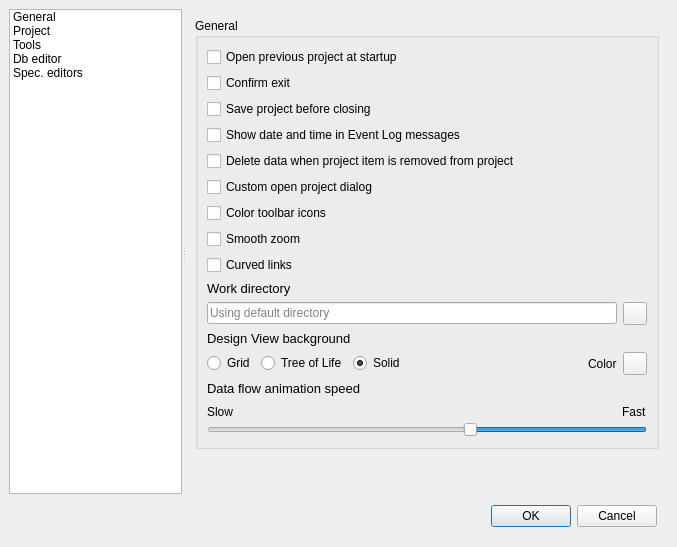
Old version of the form spinetoolbox/ui/settings.ui in the repository spine-tools/Spine-Toolbox.
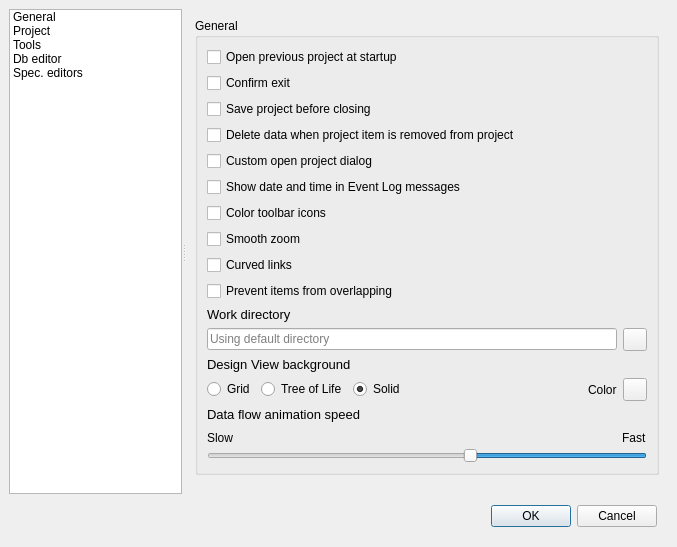
New version of the form. The open tabs and pages were chosen to show the change. Icons and pictures are not drawn. Custom widgets are drawn as their Qt base class.

Commit message: Add a settings to control the bumping behavior

Patch:
```diff
--- a/spinetoolbox/ui/settings.ui
+++ b/spinetoolbox/ui/settings.ui
@@ -243,61 +243,15 @@
            <property name="spacing">
             <number>6</number>
            </property>
-           <item row="5" column="0">
-            <widget class="QCheckBox" name="checkBox_custom_open_project_dialog">
-             <property name="toolTip">
-              <string>&lt;html&gt;&lt;head/&gt;&lt;body&gt;&lt;p&gt;Select the type of dialog used in File-&amp;gt;Open project...&lt;/p&gt;&lt;p&gt;Checking this box shows a custom dialog. Unchecking this box shows the OS provided 'select folder' dialog.&lt;/p&gt;&lt;/body&gt;&lt;/html&gt;</string>
-             </property>
-             <property name="text">
-              <string>Custom open project dialog</string>
-             </property>
-             <property name="checked">
-              <bool>false</bool>
-             </property>
-            </widget>
-           </item>
-           <item row="3" column="0">
-            <widget class="QCheckBox" name="checkBox_datetime">
-             <property name="toolTip">
-              <string>&lt;html&gt;&lt;head/&gt;&lt;body&gt;&lt;p&gt;If checked, date and time string is appended into Event Log messages&lt;/p&gt;&lt;/body&gt;&lt;/html&gt;</string>
-             </property>
-             <property name="text">
-              <string>Show date and time in Event Log messages</string>
-             </property>
-            </widget>
-           </item>
-           <item row="7" column="0">
-            <widget class="QCheckBox" name="checkBox_use_smooth_zoom">
-             <property name="toolTip">
-              <string>&lt;html&gt;&lt;head/&gt;&lt;body&gt;&lt;p&gt;Controls whether smooth or discete zoom is used in Design and Graph Views.&lt;/p&gt;&lt;/body&gt;&lt;/html&gt;</string>
-             </property>
-             <property name="text">
-              <string>Smooth zoom</string>
-             </property>
-            </widget>
-           </item>
-           <item row="9" column="0">
-            <widget class="QLabel" name="label">
+           <item row="20" column="0">
+            <widget class="QLabel" name="label_4">
              <property name="font">
               <font>
                <pointsize>10</pointsize>
               </font>
              </property>
              <property name="text">
-              <string>Work directory</string>
-             </property>
-            </widget>
-           </item>
-           <item row="1" column="0">
-            <widget class="QCheckBox" name="checkBox_exit_prompt">
-             <property name="toolTip">
-              <string>&lt;html&gt;&lt;head/&gt;&lt;body&gt;&lt;p&gt;Checking this shows the 'confirm exit' question box when quitting the app&lt;/p&gt;&lt;/body&gt;&lt;/html&gt;</string>
-             </property>
-             <property name="text">
-              <string>Confirm exit</string>
-             </property>
-             <property name="tristate">
-              <bool>false</bool>
+              <string>Data flow animation speed</string>
              </property>
             </widget>
            </item>
@@ -311,59 +265,7 @@
              </property>
             </widget>
            </item>
-           <item row="14" column="0">
-            <widget class="QLabel" name="label_7">
-             <property name="font">
-              <font>
-               <pointsize>10</pointsize>
-              </font>
-             </property>
-             <property name="text">
-              <string>Design View background</string>
-             </property>
-            </widget>
-           </item>
-           <item row="10" column="0">
-            <layout class="QHBoxLayout" name="horizontalLayout_6">
-             <item>
-              <widget class="QLineEdit" name="lineEdit_work_dir">
-               <property name="minimumSize">
-                <size>
-                 <width>0</width>
-                 <height>20</height>
-                </size>
-               </property>
-               <property name="toolTip">
-                <string>&lt;html&gt;&lt;head/&gt;&lt;body&gt;&lt;p&gt;Work directory location. Leave empty to use default (\work).&lt;/p&gt;&lt;/body&gt;&lt;/html&gt;</string>
-               </property>
-               <property name="placeholderText">
-                <string>Using default directory</string>
-               </property>
-               <property name="clearButtonEnabled">
-                <bool>true</bool>
-               </property>
-              </widget>
-             </item>
-             <item>
-              <widget class="QToolButton" name="toolButton_browse_work">
-               <property name="sizePolicy">
-                <sizepolicy hsizetype="Fixed" vsizetype="Fixed">
-                 <horstretch>0</horstretch>
-                 <verstretch>0</verstretch>
-                </sizepolicy>
-               </property>
-               <property name="toolTip">
-                <string>&lt;html&gt;&lt;head/&gt;&lt;body&gt;&lt;p&gt;Pick Work directory with file browser&lt;/p&gt;&lt;/body&gt;&lt;/html&gt;</string>
-               </property>
-               <property name="icon">
-                <iconset resource="resources/resources_icons.qrc">
-                 <normaloff>:/icons/menu_icons/folder-open-solid.svg</normaloff>:/icons/menu_icons/folder-open-solid.svg</iconset>
-               </property>
-              </widget>
-             </item>
-            </layout>
-           </item>
-           <item row="15" column="0">
+           <item row="19" column="0">
             <layout class="QHBoxLayout" name="horizontalLayout_4">
              <item>
               <widget class="QRadioButton" name="radioButton_bg_grid">
@@ -424,7 +326,47 @@
              </item>
             </layout>
            </item>
-           <item row="17" column="0">
+           <item row="14" column="0">
+            <layout class="QHBoxLayout" name="horizontalLayout_6">
+             <item>
+              <widget class="QLineEdit" name="lineEdit_work_dir">
+               <property name="minimumSize">
+                <size>
+                 <width>0</width>
+                 <height>20</height>
+                </size>
+               </property>
+               <property name="toolTip">
+                <string>&lt;html&gt;&lt;head/&gt;&lt;body&gt;&lt;p&gt;Work directory location. Leave empty to use default (\work).&lt;/p&gt;&lt;/body&gt;&lt;/html&gt;</string>
+               </property>
+               <property name="placeholderText">
+                <string>Using default directory</string>
+               </property>
+               <property name="clearButtonEnabled">
+                <bool>true</bool>
+               </property>
+              </widget>
+             </item>
+             <item>
+              <widget class="QToolButton" name="toolButton_browse_work">
+               <property name="sizePolicy">
+                <sizepolicy hsizetype="Fixed" vsizetype="Fixed">
+                 <horstretch>0</horstretch>
+                 <verstretch>0</verstretch>
+                </sizepolicy>
+               </property>
+               <property name="toolTip">
+                <string>&lt;html&gt;&lt;head/&gt;&lt;body&gt;&lt;p&gt;Pick Work directory with file browser&lt;/p&gt;&lt;/body&gt;&lt;/html&gt;</string>
+               </property>
+               <property name="icon">
+                <iconset resource="resources/resources_icons.qrc">
+                 <normaloff>:/icons/menu_icons/folder-open-solid.svg</normaloff>:/icons/menu_icons/folder-open-solid.svg</iconset>
+               </property>
+              </widget>
+             </item>
+            </layout>
+           </item>
+           <item row="21" column="0">
             <layout class="QVBoxLayout" name="verticalLayout_3">
              <property name="spacing">
               <number>0</number>
@@ -496,7 +438,67 @@
              </item>
             </layout>
            </item>
-           <item row="8" column="0">
+           <item row="13" column="0">
+            <widget class="QLabel" name="label">
+             <property name="font">
+              <font>
+               <pointsize>10</pointsize>
+              </font>
+             </property>
+             <property name="text">
+              <string>Work directory</string>
+             </property>
+            </widget>
+           </item>
+           <item row="18" column="0">
+            <widget class="QLabel" name="label_7">
+             <property name="font">
+              <font>
+               <pointsize>10</pointsize>
+              </font>
+             </property>
+             <property name="text">
+              <string>Design View background</string>
+             </property>
+            </widget>
+           </item>
+           <item row="5" column="0">
+            <widget class="QCheckBox" name="checkBox_custom_open_project_dialog">
+             <property name="toolTip">
+              <string>&lt;html&gt;&lt;head/&gt;&lt;body&gt;&lt;p&gt;Select the type of dialog used in File-&amp;gt;Open project...&lt;/p&gt;&lt;p&gt;Checking this box shows a custom dialog. Unchecking this box shows the OS provided 'select folder' dialog.&lt;/p&gt;&lt;/body&gt;&lt;/html&gt;</string>
+             </property>
+             <property name="text">
+              <string>Custom open project dialog</string>
+             </property>
+             <property name="checked">
+              <bool>false</bool>
+             </property>
+            </widget>
+           </item>
+           <item row="2" column="0">
+            <widget class="QCheckBox" name="checkBox_exit_prompt">
+             <property name="toolTip">
+              <string>&lt;html&gt;&lt;head/&gt;&lt;body&gt;&lt;p&gt;Checking this shows the 'confirm exit' question box when quitting the app&lt;/p&gt;&lt;/body&gt;&lt;/html&gt;</string>
+             </property>
+             <property name="text">
+              <string>Confirm exit</string>
+             </property>
+             <property name="tristate">
+              <bool>false</bool>
+             </property>
+            </widget>
+           </item>
+           <item row="10" column="0">
+            <widget class="QCheckBox" name="checkBox_use_smooth_zoom">
+             <property name="toolTip">
+              <string>&lt;html&gt;&lt;head/&gt;&lt;body&gt;&lt;p&gt;Controls whether smooth or discete zoom is used in Design and Graph Views.&lt;/p&gt;&lt;/body&gt;&lt;/html&gt;</string>
+             </property>
+             <property name="text">
+              <string>Smooth zoom</string>
+             </property>
+            </widget>
+           </item>
+           <item row="11" column="0">
             <widget class="QCheckBox" name="checkBox_use_curved_links">
              <property name="toolTip">
               <string>&lt;html&gt;&lt;head/&gt;&lt;body&gt;&lt;p&gt;Controls whether smooth or straight connectors are used in Design View.&lt;/p&gt;&lt;/body&gt;&lt;/html&gt;</string>
@@ -506,7 +508,17 @@
              </property>
             </widget>
            </item>
-           <item row="2" column="0">
+           <item row="6" column="0">
+            <widget class="QCheckBox" name="checkBox_datetime">
+             <property name="toolTip">
+              <string>&lt;html&gt;&lt;head/&gt;&lt;body&gt;&lt;p&gt;If checked, date and time string is appended into Event Log messages&lt;/p&gt;&lt;/body&gt;&lt;/html&gt;</string>
+             </property>
+             <property name="text">
+              <string>Show date and time in Event Log messages</string>
+             </property>
+            </widget>
+           </item>
+           <item row="3" column="0">
             <widget class="QCheckBox" name="checkBox_save_project_before_closing">
              <property name="toolTip">
               <string>&lt;html&gt;&lt;head/&gt;&lt;body&gt;&lt;p&gt;Select what to do if there are unsaved changes when closing a project or when quitting the app.&lt;/p&gt;&lt;p&gt;Unchecked: Don't save project and don't show question box&lt;/p&gt;&lt;p&gt;Partially checked: Show question box&lt;/p&gt;&lt;p&gt;Checked: Save project and don't show question box&lt;/p&gt;&lt;p&gt;&lt;br/&gt;&lt;/p&gt;&lt;/body&gt;&lt;/html&gt;</string>
@@ -535,25 +547,20 @@
              </property>
             </widget>
            </item>
-           <item row="16" column="0">
-            <widget class="QLabel" name="label_4">
-             <property name="font">
-              <font>
-               <pointsize>10</pointsize>
-              </font>
-             </property>
-             <property name="text">
-              <string>Data flow animation speed</string>
-             </property>
-            </widget>
-           </item>
-           <item row="6" column="0">
+           <item row="9" column="0">
             <widget class="QCheckBox" name="checkBox_color_toolbar_icons">
              <property name="text">
               <string>Color toolbar icons</string>
              </property>
             </widget>
            </item>
+           <item row="12" column="0">
+            <widget class="QCheckBox" name="checkBox_prevent_overlapping">
+             <property name="text">
+              <string>Prevent items from overlapping</string>
+             </property>
+            </widget>
+           </item>
           </layout>
          </widget>
         </item>
```
Left out of the diff: 25 changed lines with no effect on the pictures. The commit also changes 3 other files.
